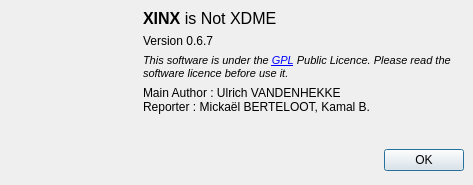
The window that ui/about.ui (phoenix741/xinx) describes before a commit, drawn with Qt 5.
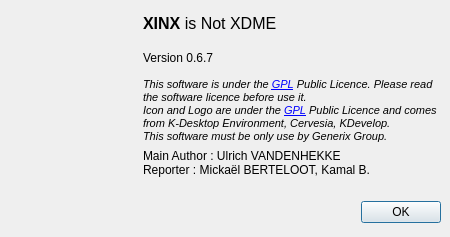
The same window after the commit. Icons and pictures are not drawn.

Diff of the .ui file:
```diff
--- a/ui/about.ui
+++ b/ui/about.ui
@@ -5,8 +5,8 @@
    <rect>
     <x>0</x>
     <y>0</y>
-    <width>473</width>
-    <height>185</height>
+    <width>450</width>
+    <height>237</height>
    </rect>
   </property>
   <property name="windowTitle" >
@@ -19,42 +19,108 @@
    <property name="spacing" >
     <number>6</number>
    </property>
-   <item row="3" column="1" >
-    <widget class="QLabel" name="label_5" >
-     <property name="text" >
-      <string>Main Author : Ulrich VANDENHEKKE
+   <item row="0" column="1" >
+    <layout class="QVBoxLayout" >
+     <property name="margin" >
+      <number>0</number>
+     </property>
+     <property name="spacing" >
+      <number>6</number>
+     </property>
+     <item>
+      <widget class="QLabel" name="label_2" >
+       <property name="text" >
+        <string>&lt;html>&lt;head>&lt;meta name="qrichtext" content="1" />&lt;style type="text/css">
+p, li { white-space: pre-wrap; }
+&lt;/style>&lt;/head>&lt;body style=" font-family:'MS Shell Dlg 2'; font-size:8.25pt; font-weight:400; font-style:normal; text-decoration:none;">
+&lt;p style=" margin-top:0px; margin-bottom:0px; margin-left:0px; margin-right:0px; -qt-block-indent:0; text-indent:0px; font-size:8pt;">&lt;span style=" font-size:12pt; font-weight:600;">XINX&lt;/span>&lt;span style=" font-size:12pt;"> is Not XDME&lt;/span>&lt;/p>&lt;/body>&lt;/html></string>
+       </property>
+      </widget>
+     </item>
+     <item>
+      <widget class="QLabel" name="m_versionLabel" >
+       <property name="text" >
+        <string>Version 0.6.7</string>
+       </property>
+      </widget>
+     </item>
+     <item>
+      <widget class="QLabel" name="label_4" >
+       <property name="text" >
+        <string>&lt;html>&lt;head>&lt;meta name="qrichtext" content="1" />&lt;style type="text/css">
+p, li { white-space: pre-wrap; }
+&lt;/style>&lt;/head>&lt;body style=" font-family:'MS Shell Dlg 2'; font-size:8.25pt; font-weight:400; font-style:normal; text-decoration:none;">
+&lt;p style=" margin-top:0px; margin-bottom:0px; margin-left:0px; margin-right:0px; -qt-block-indent:0; text-indent:0px; font-size:8pt;">&lt;span style=" font-style:italic;">This software is under the &lt;/span>&lt;a href="http://www.gnu.org/licenses/gpl.html">&lt;span style=" font-style:italic; text-decoration: underline; color:#0000ff;">GPL&lt;/span>&lt;/a>&lt;span style=" font-style:italic;"> Public Licence. Please read the software licence before use it.&lt;/span>&lt;/p>
+&lt;p style=" margin-top:0px; margin-bottom:0px; margin-left:0px; margin-right:0px; -qt-block-indent:0; text-indent:0px; font-size:8pt; font-style:italic;">Icon and Logo are under the &lt;a href="http://www.gnu.org/licenses/gpl.html">&lt;span style=" text-decoration: underline; color:#0000ff;">GPL&lt;/span>&lt;/a> Public Licence and comes from K-Desktop Environment, Cervesia, KDevelop.&lt;/p>
+&lt;p style=" margin-top:0px; margin-bottom:0px; margin-left:0px; margin-right:0px; -qt-block-indent:0; text-indent:0px; font-size:8pt; font-style:italic;">This software must be only use by Generix Group.&lt;/p>&lt;/body>&lt;/html></string>
+       </property>
+       <property name="wordWrap" >
+        <bool>true</bool>
+       </property>
+      </widget>
+     </item>
+     <item>
+      <widget class="QLabel" name="label_5" >
+       <property name="text" >
+        <string>Main Author : Ulrich VANDENHEKKE
 Reporter : Mickaël BERTELOOT, Kamal B.         
 </string>
-     </property>
-    </widget>
+       </property>
+      </widget>
+     </item>
+    </layout>
    </item>
-   <item row="4" column="1" >
-    <spacer>
-     <property name="orientation" >
-      <enum>Qt::Vertical</enum>
+   <item row="0" column="0" >
+    <layout class="QVBoxLayout" >
+     <property name="margin" >
+      <number>0</number>
      </property>
-     <property name="sizeHint" >
-      <size>
-       <width>20</width>
-       <height>40</height>
-      </size>
+     <property name="spacing" >
+      <number>6</number>
      </property>
-    </spacer>
+     <item>
+      <widget class="QLabel" name="label" >
+       <property name="sizePolicy" >
+        <sizepolicy>
+         <hsizetype>0</hsizetype>
+         <vsizetype>0</vsizetype>
+         <horstretch>0</horstretch>
+         <verstretch>0</verstretch>
+        </sizepolicy>
+       </property>
+       <property name="maximumSize" >
+        <size>
+         <width>128</width>
+         <height>128</height>
+        </size>
+       </property>
+       <property name="text" >
+        <string/>
+       </property>
+       <property name="pixmap" >
+        <pixmap resource="../images/application.qrc" >:/splash.png</pixmap>
+       </property>
+       <property name="scaledContents" >
+        <bool>true</bool>
+       </property>
+      </widget>
+     </item>
+     <item>
+      <spacer>
+       <property name="orientation" >
+        <enum>Qt::Vertical</enum>
+       </property>
+       <property name="sizeHint" >
+        <size>
+         <width>20</width>
+         <height>40</height>
+        </size>
+       </property>
+      </spacer>
+     </item>
+    </layout>
    </item>
-   <item row="2" column="1" >
-    <widget class="QLabel" name="label_4" >
-     <property name="text" >
-      <string>&lt;html>&lt;head>&lt;meta name="qrichtext" content="1" />&lt;style type="text/css">
-p, li { white-space: pre-wrap; }
-&lt;/style>&lt;/head>&lt;body style=" font-family:'MS Shell Dlg 2'; font-size:8.25pt; font-weight:400; font-style:normal; text-decoration:none;">
-&lt;p style=" margin-top:0px; margin-bottom:0px; margin-left:0px; margin-right:0px; -qt-block-indent:0; text-indent:0px; font-size:8pt;">&lt;span style=" font-style:italic;">This software is under the &lt;a href="http://www.gnu.org/licenses/gpl.html">GPL&lt;/a> Public Licence. Please read the software licence before use it.&lt;/span>&lt;/p>&lt;/body>&lt;/html></string>
-     </property>
-     <property name="wordWrap" >
-      <bool>true</bool>
-     </property>
-    </widget>
-   </item>
-   <item row="5" column="0" colspan="2" >
+   <item row="1" column="0" colspan="2" >
     <layout class="QHBoxLayout" >
      <property name="margin" >
       <number>0</number>
@@ -87,50 +153,6 @@
      </item>
     </layout>
    </item>
-   <item row="1" column="1" >
-    <widget class="QLabel" name="m_versionLabel" >
-     <property name="text" >
-      <string>Version 0.6.7</string>
-     </property>
-    </widget>
-   </item>
-   <item row="0" column="1" >
-    <widget class="QLabel" name="label_2" >
-     <property name="text" >
-      <string>&lt;html>&lt;head>&lt;meta name="qrichtext" content="1" />&lt;style type="text/css">
-p, li { white-space: pre-wrap; }
-&lt;/style>&lt;/head>&lt;body style=" font-family:'MS Shell Dlg 2'; font-size:8.25pt; font-weight:400; font-style:normal; text-decoration:none;">
-&lt;p style=" margin-top:0px; margin-bottom:0px; margin-left:0px; margin-right:0px; -qt-block-indent:0; text-indent:0px; font-size:8pt;">&lt;span style=" font-size:12pt; font-weight:600;">XINX&lt;/span>&lt;span style=" font-size:12pt;"> is Not XDME&lt;/span>&lt;/p>&lt;/body>&lt;/html></string>
-     </property>
-    </widget>
-   </item>
-   <item rowspan="5" row="0" column="0" >
-    <widget class="QLabel" name="label" >
-     <property name="sizePolicy" >
-      <sizepolicy>
-       <hsizetype>0</hsizetype>
-       <vsizetype>0</vsizetype>
-       <horstretch>0</horstretch>
-       <verstretch>0</verstretch>
-      </sizepolicy>
-     </property>
-     <property name="maximumSize" >
-      <size>
-       <width>128</width>
-       <height>128</height>
-      </size>
-     </property>
-     <property name="text" >
-      <string/>
-     </property>
-     <property name="pixmap" >
-      <pixmap resource="../images/application.qrc" >:/splash.png</pixmap>
-     </property>
-     <property name="scaledContents" >
-      <bool>true</bool>
-     </property>
-    </widget>
-   </item>
   </layout>
  </widget>
  <resources>
```
